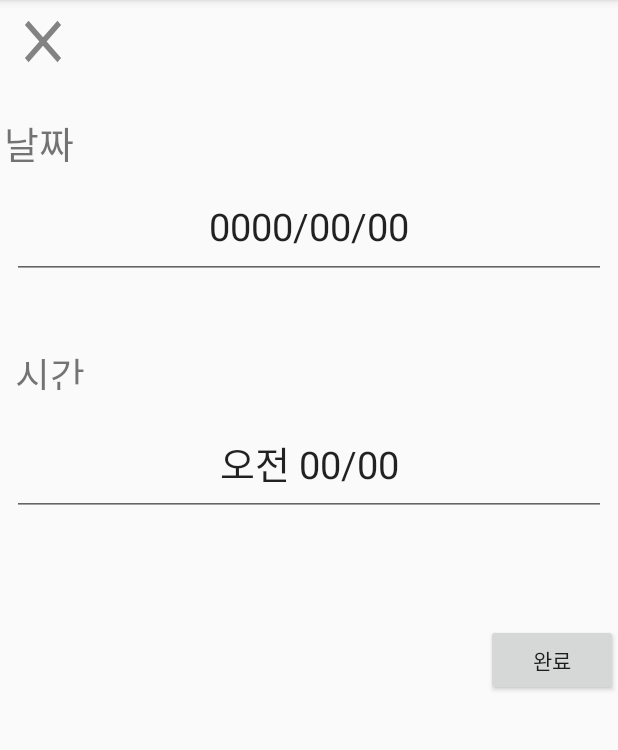
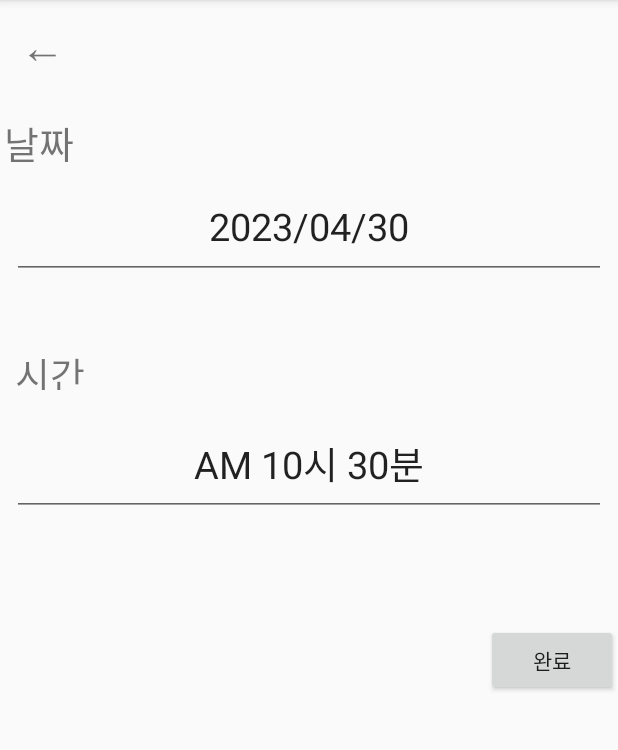
Before and after one commit to Taron8530/Solo_project, an Android app: the chat_promise screen opened directly, with no data from a screen before it, on a phone screen of 412 x 824 dp, the part 84-834 px from its top. Run offline under Robolectric (Android 15) with nearby library versions, the phone set to English and light mode, and no system bars.

```diff
--- a/app/src/main/java/com/example/solo_project/chat_promise.java
+++ b/app/src/main/java/com/example/solo_project/chat_promise.java
@@ -18,6 +18,7 @@ import androidx.appcompat.app.AppCompatActivity;
 
 import java.text.SimpleDateFormat;
 import java.util.Calendar;
+import java.util.Date;
 import java.util.Locale;
 
 public class chat_promise extends AppCompatActivity {
@@ -61,6 +62,16 @@ public class chat_promise extends AppCompatActivity {
         exit = findViewById(R.id.promise_exit);
         EditText et_Date = (EditText) findViewById(R.id.promise_date);
         EditText et_time = (EditText) findViewById(R.id.promise_time);
+        long mNow;
+        Date mDate;
+        Date tDate;
+        SimpleDateFormat mdate_format = new SimpleDateFormat("yyyy/MM/dd");
+        SimpleDateFormat mtime_format = new SimpleDateFormat("a h시 mm분");
+        mNow = System.currentTimeMillis();
+        mDate = new Date(mNow);
+        tDate = new Date(mNow);
+        et_Date.setText(mdate_format.format(mDate));
+        et_time.setText(mtime_format.format(tDate));
         submit.setOnClickListener(new View.OnClickListener() {
             @Override
             public void onClick(View view) {
--- a/app/src/main/java/com/example/solo_project/chating.java
+++ b/app/src/main/java/com/example/solo_project/chating.java
@@ -478,7 +478,7 @@ public class chating extends AppCompatActivity {
                             @Override
                             public void onClick(View view) {
                                 AlertDialog.Builder builder = new AlertDialog.Builder(chating.this);
-                                builder.setTitle("약속 시간").setMessage("\n"+response.body().getPromise_time());
+                                builder.setTitle("약속 시간").setMessage("\n"+response.body().getPromise_date()+" "+response.body().getPromise_time());
                                 builder.setPositiveButton("확인", new DialogInterface.OnClickListener() {
                                     @Override
                                     public void onClick(DialogInterface dialog, int which) {
--- a/app/src/main/res/layout/activity_chating.xml
+++ b/app/src/main/res/layout/activity_chating.xml
@@ -81,6 +81,7 @@
           android:layout_width="61dp"
           android:layout_height="44dp"
           android:gravity="center"
+          android:textSize="30dp"
           android:text="←" />
 
       <ImageView
--- a/app/src/main/res/layout/activity_used_info.xml
+++ b/app/src/main/res/layout/activity_used_info.xml
@@ -9,7 +9,9 @@
         android:id="@+id/used_info_exit"
         android:layout_width="40dp"
         android:layout_height="40dp"
-        android:background="@drawable/ic_exit"
+        android:textSize="30dp"
+        android:text="←"
+        android:textAlignment="center"
         app:layout_constraintHorizontal_bias="0.0"
         app:layout_constraintLeft_toLeftOf="parent"
         app:layout_constraintRight_toRightOf="parent"
--- a/app/src/main/res/layout/chat_promise.xml
+++ b/app/src/main/res/layout/chat_promise.xml
@@ -80,10 +80,13 @@
 
     <TextView
         android:id="@+id/promise_exit"
-        android:layout_width="41dp"
-        android:layout_height="47dp"
+        android:layout_width="wrap_content"
+        android:layout_height="wrap_content"
         android:layout_marginTop="4dp"
-        android:background="@drawable/ic_exit"
+        android:padding="5dp"
+        android:textSize="30dp"
+        android:text="←"
+        android:textAlignment="center"
         app:layout_constraintEnd_toEndOf="parent"
         app:layout_constraintHorizontal_bias="0.022"
         app:layout_constraintStart_toStartOf="parent"
--- a/app/src/main/res/menu/bottom_menu.xml
+++ b/app/src/main/res/menu/bottom_menu.xml
@@ -14,6 +14,7 @@
         android:title="채팅"/>
     <item
         android:id="@+id/tab_add"
+        android:enabled="true"
         android:icon="@drawable/ic_add"
         android:title="추가"/>
     <item
```
Also changed, not shown: app/src/main/java/com/example/solo_project/MainActivity.java (+9 -1 lines), app/src/main/res/layout/activity_chatting_image_view.xml (+6 -3 lines), app/src/main/res/layout/activity_map_view.xml (+6 -3 lines), app/src/main/res/layout/activity_map_view1.xml (+6 -3 lines).
